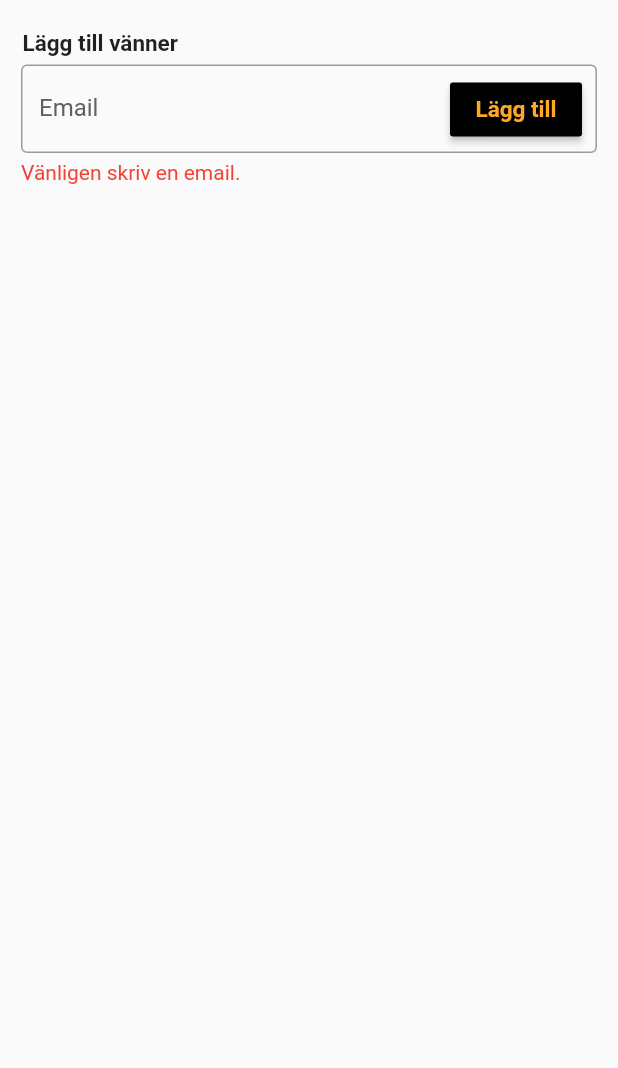
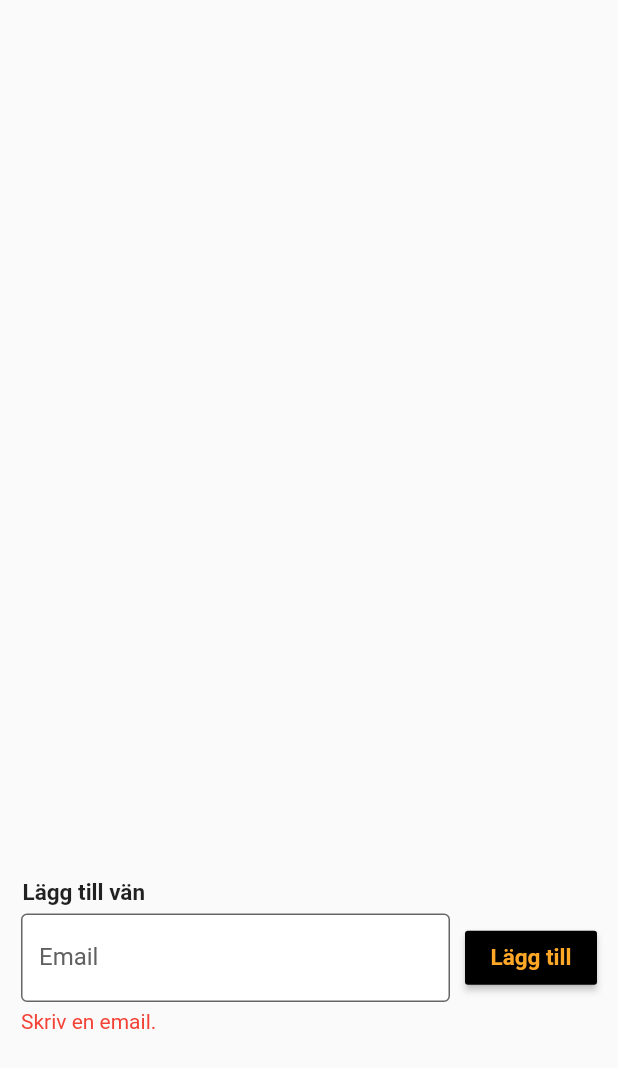
Before and after one commit to AlbinFrick/discgolf, a Flutter app: the UserScreen screen opened by its route, after a tap on "Lägg till", on a phone screen of 412 x 824 dp. Shown: the top 1068 px of the screen. Run offline on Flutter 3.47's test engine with Material 2 defaults, Android fonts, the phone set to English and light mode, and no system bars; our stand-ins replace cloud_firestore, firebase_auth, google_maps_flutter; missing offline and left inert: animated_stream_list; accounts and stored records are empty.

Commit message:
Made some changes to user friends.

```diff
--- a/lib/main.dart
+++ b/lib/main.dart
@@ -7,6 +7,7 @@ import 'package:discgolf/screens/signin.dart';
 import 'package:discgolf/screens/user.dart';
 import 'package:firebase_auth/firebase_auth.dart';
 import 'package:flutter/material.dart';
+import 'package:flutter/material.dart' as prefix0;
 import 'package:provider/provider.dart';
 
 void main() => runApp(Main());
@@ -32,7 +33,7 @@ class Main extends StatelessWidget {
       child: MaterialApp(
         debugShowCheckedModeBanner: false,
         title: 'DiscGolf',
-        theme: ThemeData(),
+        // theme: appTheme(),
         home: CheckLogin(),
         routes: routes,
       ),
@@ -58,3 +59,12 @@ class CheckLogin extends StatelessWidget {
     // return user.uid != null ? Home() : SignInScreen();
   }
 }
+
+ThemeData appTheme() {
+  final ThemeData theme = prefix0.ThemeData.dark();
+
+  return theme.copyWith(
+      primaryColor: Colors.black,
+      scaffoldBackgroundColor: Colors.grey,
+      secondaryHeaderColor: Colors.blue);
+}
--- a/lib/screens/user.dart
+++ b/lib/screens/user.dart
@@ -1,6 +1,10 @@
+import 'dart:async';
+
+import 'package:animated_stream_list/animated_stream_list.dart';
 import 'package:cloud_firestore/cloud_firestore.dart';
 import 'package:discgolf/utils/colors.dart';
 import 'package:discgolf/utils/fire_utils.dart';
+import 'package:discgolf/widgets/friend_search.dart';
 import 'package:discgolf/widgets/list_title.dart';
 import 'package:firebase_auth/firebase_auth.dart';
 import 'package:flutter/material.dart';
@@ -10,10 +14,12 @@ class UserScreen extends StatelessWidget {
   @override
   Widget build(BuildContext context) {
     return Scaffold(
-        body: Container(
-      padding: EdgeInsets.all(10),
-      child: Column(
-        mainAxisAlignment: MainAxisAlignment.start,
+        body: Stack(
+      children: <Widget>[
+        Container(
+          height: MediaQuery.of(context).size.height - 130, //- 108,
+          width: MediaQuery.of(context).size.width,
+          child: ListView(
             children: <Widget>[
               FriendList(requests: true),
               SizedBox(
@@ -23,108 +29,32 @@ class UserScreen extends StatelessWidget {
               SizedBox(
                 height: 5,
               ),
-          ListTitle('Lägg till vänner'),
+            ],
+            // ),
+          ),
+        ),
+        Positioned(
+          bottom: 0,
+          child: Container(
+            padding: EdgeInsets.symmetric(horizontal: 10),
+            width: MediaQuery.of(context).size.width,
+            height: 108,
+            // color: ThemeData.scaffoldBackgroundColor,
+            child: Column(
+              mainAxisAlignment: MainAxisAlignment.end,
+              children: <Widget>[
+                ListTitle('Lägg till vän'),
                 SizedBox(
                   height: 5,
                 ),
                 FriendSearch(),
-        ],
-      ),
-    ));
-  }
-}
-
-class FriendSearch extends StatefulWidget {
-  @override
-  _FriendSearchState createState() => _FriendSearchState();
-}
-
-class _FriendSearchState extends State<FriendSearch> {
-  final TextEditingController _searchController = TextEditingController();
-  String response = '';
-  Color resposeColor = Colors.black;
-  @override
-  Widget build(BuildContext context) {
-    search() async {
-      print('in search');
-      String input = _searchController.text;
-      if (input.length > 0 && input.contains('@')) {
-        print('going into fire');
-        bool success = await FireUtils.addUserFriendRequest(
-            friendEmail: _searchController.text, context: context);
-        print(success);
-        if (success) {
-          _searchController.text = '';
-          response = 'Förfrågan skickad!';
-          resposeColor = Colors.green;
-          FocusScope.of(context).requestFocus(FocusNode());
-        } else {
-          print('no can do');
-          response = 'Kunde inte lägga till.';
-          resposeColor = Colors.red;
-        }
-      } else {
-        response = 'Vänligen skriv en email.';
-        resposeColor = Colors.red;
-      }
-      setState(() {});
-    }
-
-    return Container(
-        padding: EdgeInsets.symmetric(horizontal: 4),
-        child: Column(
-          crossAxisAlignment: CrossAxisAlignment.start,
-          children: <Widget>[
-            Stack(
-              children: <Widget>[
-                TextFormField(
-                    onFieldSubmitted: (input) {
-                      search();
-                    },
-                    controller: _searchController,
-                    keyboardType: TextInputType.emailAddress,
-                    decoration: InputDecoration(
-                        labelStyle: TextStyle(color: Colors.grey[700]),
-                        prefix: SizedBox(
-                          width: 10,
-                        ),
-                        labelText: 'Email',
-                        focusedBorder: OutlineInputBorder(
-                          borderSide: BorderSide(color: accentColor),
-                        ),
-                        border: OutlineInputBorder(
-                          borderSide: BorderSide(color: mainColor),
-                        ))),
-                Positioned(
-                  right: 10,
-                  top: 6,
-                  child: GestureDetector(
-                    onTap: () {
-                      search();
-                    },
-                    child: Center(
-                      child: RaisedButton(
-                        onPressed: () => search(),
-                        color: mainColor,
-                        child: Text('Lägg till',
-                            style: TextStyle(
-                                fontSize: 15,
-                                color: accentColor,
-                                fontWeight: FontWeight.bold)),
-                      ),
-                    ),
-                    // child: Icon(
-                    //   Icons.play_arrow,
-                    //   color: accentColor,
-                    // ),
-                  ),
+                SizedBox(
+                  height: 5,
                 ),
               ],
             ),
-            SizedBox(
-              height: 5,
           ),
-            Text(response, style: TextStyle(color: resposeColor)),
+        ),
       ],
     ));
   }
@@ -137,7 +67,9 @@ class FriendList extends StatelessWidget {
   Widget build(BuildContext context) {
     final String uid = Provider.of<FirebaseUser>(context).uid;
 
-    return Column(
+    return Padding(
+      padding: EdgeInsets.symmetric(horizontal: 10),
+      child: Column(
         children: <Widget>[
           Container(
             child: StreamBuilder(
@@ -161,6 +93,7 @@ class FriendList extends StatelessWidget {
                 }),
           ),
         ],
+      ),
     );
   }
 
@@ -184,6 +117,7 @@ class FriendList extends StatelessWidget {
 
 class FriendCard extends StatelessWidget {
   final String friend;
+
   FriendCard(this.friend);
   @override
   Widget build(BuildContext context) {
@@ -209,10 +143,10 @@ class FriendCard extends StatelessWidget {
           elevation: 4,
           color: mainColor,
           child: ListTile(
-              trailing: Icon(
-                Icons.navigate_next,
-                color: textColor,
-              ),
+              // trailing: Icon(
+              //   Icons.navigate_next,
+              //   color: textColor,
+              // ),
               title: getFriendName(friend)),
         ),
       ),
--- a/lib/utils/fire_utils.dart
+++ b/lib/utils/fire_utils.dart
@@ -2,11 +2,6 @@ import 'package:cloud_firestore/cloud_firestore.dart';
 import 'package:firebase_auth/firebase_auth.dart';
 import 'package:flutter/material.dart';
 import 'package:provider/provider.dart';
-
-// getFriendName(friend) async {
-//   Stream<DocumentSnapshot> doc =
-//       await Firestore.instance.collection('users').document(friend).snapshots();
-// }
 
 ///Removes the friend with the given friendID from the currently logged in user.
 class FireUtils {
@@ -20,7 +15,7 @@ class FireUtils {
     Firestore.instance.collection('users').document(uid).updateData(data);
   }
 
-  static _getUserFriends(uid, context) async {
+  static _getUserFriends(uid) async {
     var user = await _getUser(uid);
     List<String> friends;
     if (user.data['friends'] is List) {
@@ -40,8 +35,7 @@ class FireUtils {
 
   static removeUserFriend({@required friendID, @required context}) async {
     final String uid = Provider.of<FirebaseUser>(context).uid;
-
-    var friends = await _getUserFriends(uid, context);
+    var friends = await _getUserFriends(uid);
     friends.remove(friendID);
     _updateUser(uid, {'friends': friends});
   }
@@ -49,7 +43,6 @@ class FireUtils {
   static removeUserFriendRequest(
       {@required friendID, @required context}) async {
     final String uid = Provider.of<FirebaseUser>(context).uid;
-
     var friendRequests = await _getUserFriendRequests(uid, context);
     friendRequests.remove(friendID);
     _updateUser(uid, {'friend_requests': friendRequests});
@@ -57,8 +50,7 @@ class FireUtils {
 
   static addUserFriend({@required friendID, @required context}) async {
     final String uid = Provider.of<FirebaseUser>(context).uid;
-
-    List<String> friends = await _getUserFriends(uid, context);
+    List<String> friends = await _getUserFriends(uid);
     if (!friends.contains(friendID)) {
       friends.add(friendID);
       _updateUser(uid, {'friends': friends});
@@ -69,8 +61,7 @@ class FireUtils {
   ///Meant to be called when the user accepts a friend request.
   static addUserToFriend({@required friendID, @required context}) async {
     final String uid = Provider.of<FirebaseUser>(context).uid;
-
-    var friends = await _getUserFriends(friendID, context);
+    var friends = await _getUserFriends(friendID);
     friends.add(uid);
     _updateUser(friendID, {'friends': friends});
   }
@@ -82,23 +73,22 @@ class FireUtils {
         .collection('users')
         .where('email', isEqualTo: friendEmail)
         .getDocuments();
-    if (friend.documents.length == 0) {
-      print('failed to find user');
-      print('returning false');
+    List friends = await _getUserFriends(uid);
+    bool alreadyFriends = friends.contains(friend.documents[0].documentID);
+    if (friend.documents.length == 0 || alreadyFriends) {
       return false;
     }
     var friendRequests = friend.documents[0]['friend_requests'];
+
     if (friendRequests is List && !friendRequests.contains(uid)) {
       friendRequests =
           List<String>.from(friend.documents[0]['friend_requests']);
     } else {
       friendRequests = List<String>();
     }
-
     friendRequests.add(uid);
     _updateUser(
         friend.documents[0].documentID, {'friend_requests': friendRequests});
-    print('User added');
     return true;
   }
 }
--- /dev/null
+++ b/lib/widgets/friend_search.dart
@@ -0,0 +1,119 @@
+import 'dart:async';
+
+import 'package:discgolf/utils/colors.dart';
+import 'package:discgolf/utils/fire_utils.dart';
+import 'package:flutter/material.dart';
+
+class FriendSearch extends StatefulWidget {
+  @override
+  _FriendSearchState createState() => _FriendSearchState();
+}
+
+class _FriendSearchState extends State<FriendSearch> {
+  final TextEditingController _searchController = TextEditingController();
+  String response = '';
+  Color responseColor = Colors.black;
+  double messageOpacity = 0;
+  @override
+  Widget build(BuildContext context) {
+    search() async {
+      String input = _searchController.text;
+      if (input.length > 0 && input.contains('@')) {
+        bool success = await FireUtils.addUserFriendRequest(
+            friendEmail: _searchController.text, context: context);
+        if (success) {
+          _searchController.text = '';
+          response = 'Förfrågan skickad!';
+          responseColor = Colors.green;
+          FocusScope.of(context).requestFocus(FocusNode());
+        } else {
+          response = 'Kunde inte lägga till.';
+          responseColor = Colors.red;
+        }
+      } else {
+        response = 'Skriv en email.';
+        responseColor = Colors.red;
+      }
+      setState(() {
+        messageOpacity = 1;
+        Timer(
+            Duration(seconds: 5),
+            () => setState(() {
+                  messageOpacity = 0;
+                }));
+      });
+    }
+
+    return Container(
+        padding: EdgeInsets.symmetric(horizontal: 4),
+        child: Column(
+          crossAxisAlignment: CrossAxisAlignment.start,
+          children: <Widget>[
+            Stack(
+              children: <Widget>[
+                Container(
+                  child: Row(
+                    children: <Widget>[
+                      Flexible(
+                        child: TextFormField(
+                            cursorColor: accentColor,
+                            textCapitalization: TextCapitalization.none,
+                            onFieldSubmitted: (input) {
+                              search();
+                            },
+                            controller: _searchController,
+                            keyboardType: TextInputType.emailAddress,
+                            decoration: InputDecoration(
+                                filled: true,
+                                fillColor: Colors.white,
+                                labelStyle: TextStyle(color: Colors.grey[700]),
+                                prefix: SizedBox(
+                                  width: 10,
+                                ),
+                                labelText: 'Email',
+                                focusedBorder: OutlineInputBorder(
+                                  borderSide: BorderSide(color: accentColor),
+                                ),
+                                border: OutlineInputBorder(
+                                  borderSide: BorderSide(color: mainColor),
+                                ))),
+                      ),
+                      SizedBox(
+                        width: 10,
+                      ),
+                      GestureDetector(
+                        onTap: () {
+                          search();
+                        },
+                        child: Center(
+                          child: RaisedButton(
+                            onPressed: () => search(),
+                            color: mainColor,
+                            child: Text('Lägg till',
+                                style: TextStyle(
+                                    fontSize: 15,
+                                    color: accentColor,
+                                    fontWeight: FontWeight.bold)),
+                          ),
+                        ),
+                        // child: Icon(
+                        //   Icons.play_arrow,
+                        //   color: accentColor,
+                        // ),
+                      ),
+                    ],
+                  ),
+                ),
+              ],
+            ),
+            SizedBox(
+              height: 5,
+            ),
+            AnimatedOpacity(
+                duration: Duration(milliseconds: 500),
+                opacity: messageOpacity,
+                child: Text(response, style: TextStyle(color: responseColor))),
+          ],
+        ));
+  }
+}
--- a/pubspec.yaml
+++ b/pubspec.yaml
@@ -24,6 +24,7 @@ dependencies:
   firebase_auth: ^0.14.0+5
   provider: ^3.1.0
   google_maps_flutter:
+  animated_stream_list: ^0.0.5
 
   # The following adds the Cupertino Icons font to your application.
   # Use with the CupertinoIcons class for iOS style icons.
```
Also changed, not shown: pubspec.lock. Lines whose indentation alone changed are shown as unchanged.
